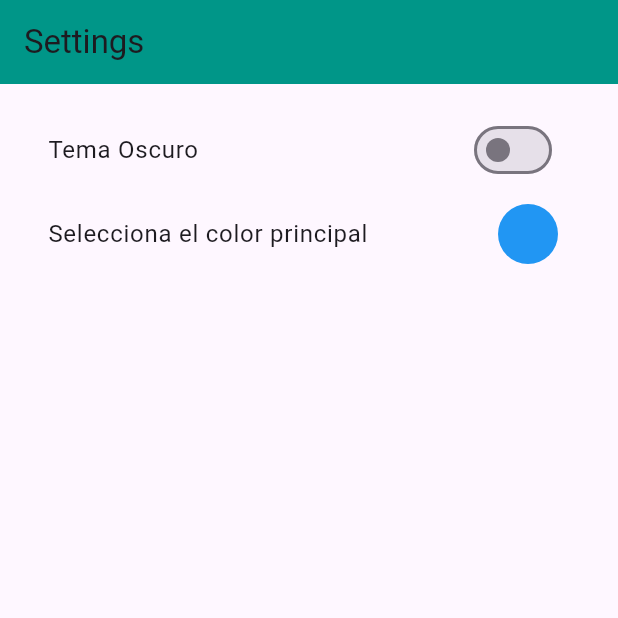
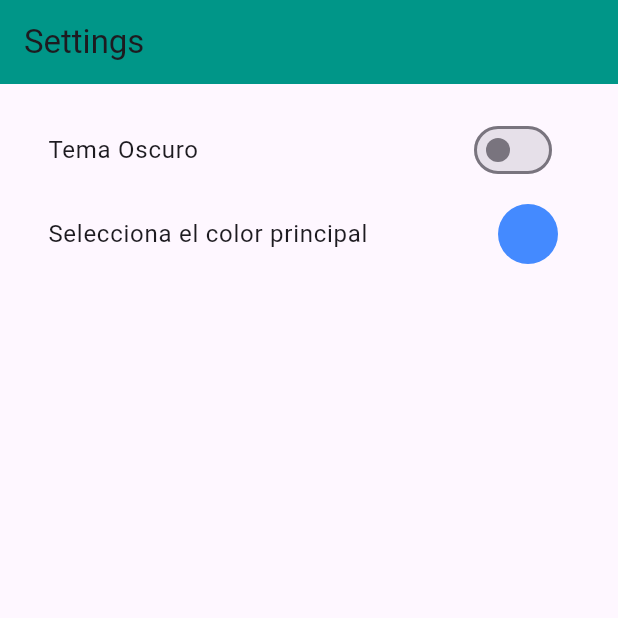
Before and after one commit to DavidFlores79/cleancode_app, a Flutter app: the SettingsScreen screen opened by its route, on a phone screen of 412 x 824 dp, the top half of it. Run offline on Flutter 3.47's test engine with Material 3 defaults, Android fonts, the light colour scheme and no system bars; our stand-ins replace dartz, dio, flutter_bloc, flutter_colorpicker, flutter_secure_storage, get_it and 4 more; accounts and stored records are empty; network calls fail; project files that could hold a hidden picture were left out.

Commit message:
feature - Se agrego configuracion para Dev y para Produccion, se agregaron dos imagenes para cuando los modulos no traigan imagenes del backend las tome de los assets

```diff
--- a/lib/app.dart
+++ b/lib/app.dart
@@ -1,3 +1,4 @@
+import 'package:cleancode_app/core/constants/app_constants.dart';
 import 'package:cleancode_app/features/auth/presentation/bloc/auth_bloc.dart';
 import 'package:cleancode_app/features/auth/presentation/bloc/auth_event.dart';
 import 'package:cleancode_app/features/auth/presentation/bloc/auth_state.dart';
@@ -98,6 +99,7 @@ class _MyAppState extends State<MyApp> {
       ],
       child: MaterialApp.router(
         title: 'My App',
+        debugShowCheckedModeBanner: AppConstants.isDebug,
         theme: themeManager.currentTheme,
         routerConfig: _router,
       ),
--- a/lib/core/constants/app_constants.dart
+++ b/lib/core/constants/app_constants.dart
@@ -1,4 +1,5 @@
 class AppConstants {
   static const String appName = 'MyApp';
+  static const bool isDebug = true;
   static const String userRoleId = '644dc7c3999ad1fe7e0471ad';
 }
--- a/lib/core/theme/app_theme.dart
+++ b/lib/core/theme/app_theme.dart
@@ -3,7 +3,7 @@ import 'package:flutter/material.dart';
 class AppTheme {
   static ThemeData lightTheme = ThemeData(
     brightness: Brightness.light,
-    primaryColor: Colors.blue,
+    primaryColor: Colors.blueAccent,
     // Otras personalizaciones del tema light
   );
 
--- a/lib/core/theme/theme_manager.dart
+++ b/lib/core/theme/theme_manager.dart
@@ -2,7 +2,7 @@ import 'package:cleancode_app/core/theme/app_theme.dart';
 import 'package:flutter/material.dart';
 
 class ThemeManager{
-  ThemeManager() : _isDarkMode = false, _primaryColor = Colors.blue;
+  ThemeManager() : _isDarkMode = false, _primaryColor = Colors.blueAccent;
 
   bool _isDarkMode;
   Color _primaryColor;
--- a/lib/core/widgets/main_drawer.dart
+++ b/lib/core/widgets/main_drawer.dart
@@ -54,7 +54,7 @@ class _MainDrawerState extends State<MainDrawer> {
           Column(
             children: widget.modules.map((module) {
               return ListTile(
-                leading: const Icon(Icons.image),
+                leading: (module.image != null) ? Image.network(module.image!, width: 20) : Image.asset('assets/images/cubes.png', width: 20),
                 title: Text('${module.name}'),
                 onTap: () {
                   context.pop();
@@ -64,7 +64,7 @@ class _MainDrawerState extends State<MainDrawer> {
             },).toList(),
           ),
           ListTile(
-            leading: const Icon(Icons.settings),
+            leading: const Icon(Icons.app_settings_alt_outlined),
             title: const Text('Configuración'),
             onTap: () {
               context.pop();
@@ -72,7 +72,7 @@ class _MainDrawerState extends State<MainDrawer> {
             },
           ),
           ListTile(
-            leading: const Icon(Icons.settings),
+            leading: const Icon(Icons.logout),
             title: const Text('Salir'),
             onTap: () {
               context.read<AuthBloc>().add(
--- a/lib/features/settings/presentation/screens/settings_screen.dart
+++ b/lib/features/settings/presentation/screens/settings_screen.dart
@@ -23,7 +23,7 @@ class _SettingsScreenState extends State<SettingsScreen> {
   }
 
   bool isDarkMode = false;
-  Color selectedColor = Colors.blue;
+  Color selectedColor = Colors.blueAccent;
   final themeManager = GetIt.I<ThemeManager>();
 
   Future<void> _loadThemeConfig() async {
@@ -33,7 +33,7 @@ class _SettingsScreenState extends State<SettingsScreen> {
       String? primaryColorString = prefs.getString('primaryColor');
       selectedColor = primaryColorString != null
           ? Color(int.parse(primaryColorString))
-          : Colors.blue;
+          : Colors.blueAccent;
     });
   }
 
@@ -89,8 +89,12 @@ class _SettingsScreenState extends State<SettingsScreen> {
                 });
                 prefs.setString('primaryColor', color.value.toString());
                 themeManager.changeColor(color);
-                context.read<SettingsBloc>().add(ChangeColor(
-                    isDarkMode: isDarkMode, primaryColor: selectedColor));
+                context.read<SettingsBloc>().add(
+                      ChangeColor(
+                        isDarkMode: isDarkMode,
+                        primaryColor: selectedColor,
+                      ),
+                    );
               },
             ),
           ),
--- a/pubspec.yaml
+++ b/pubspec.yaml
@@ -37,6 +37,7 @@ flutter:
 
   # To add assets to your application, add an assets section, like this:
   assets:
+    - assets/images/
     - assets/lottie/
   #   - images/a_dot_ham.jpeg
 
```
Also changed, not shown: lib/core/config/api_config.dart (+5 -2 lines), assets/images/cubes.png (added), assets/images/lego.png (added).
